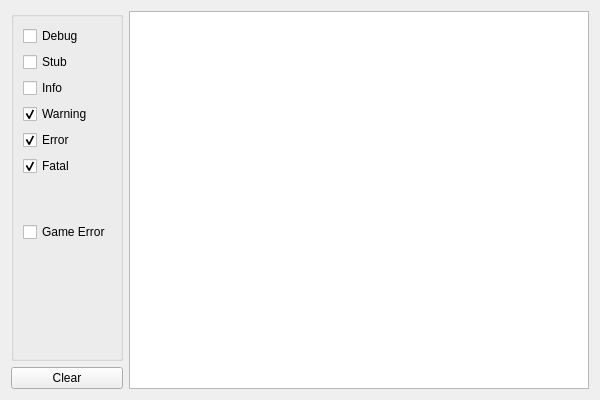
kiddreads/Avalon-copy2, file Libretro/mgba/src/platform/qt/LogView.ui: the form before one commit.
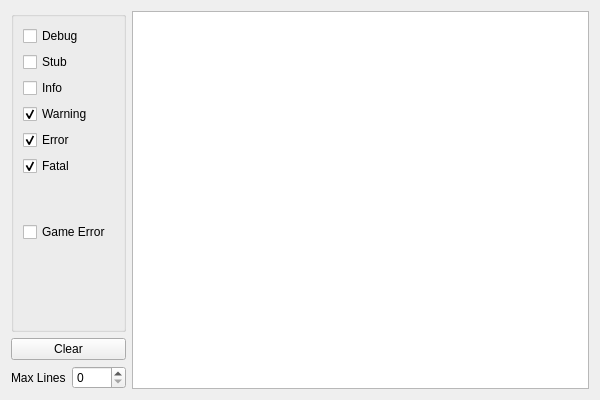
The form after the commit.

Commit message: Ability to adjust line limit

```diff
--- a/Libretro/mgba/src/platform/qt/LogView.ui
+++ b/Libretro/mgba/src/platform/qt/LogView.ui
@@ -131,6 +131,24 @@
        </property>
       </widget>
      </item>
+     <item>
+      <layout class="QHBoxLayout" name="horizontalLayout_3">
+       <item>
+        <widget class="QLabel" name="label">
+         <property name="text">
+          <string>Max Lines</string>
+         </property>
+        </widget>
+       </item>
+       <item>
+        <widget class="QSpinBox" name="maxLines">
+         <property name="maximum">
+          <number>9999</number>
+         </property>
+        </widget>
+       </item>
+      </layout>
+     </item>
     </layout>
    </item>
    <item>
```
The commit also changes 2 other files.
